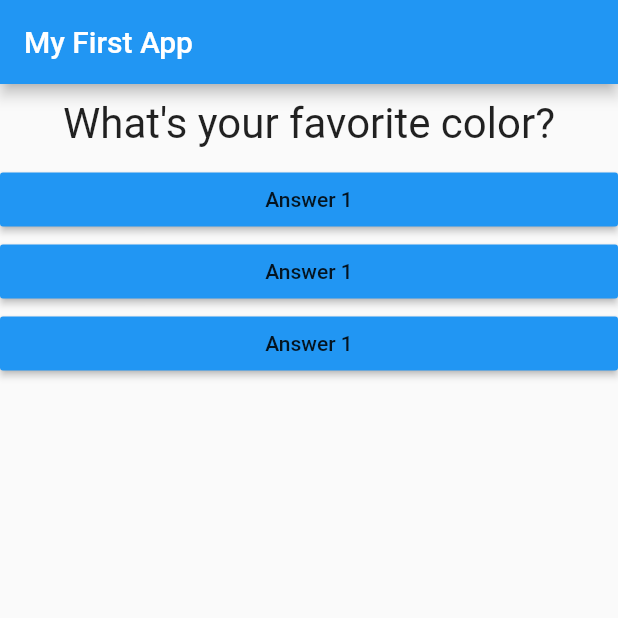
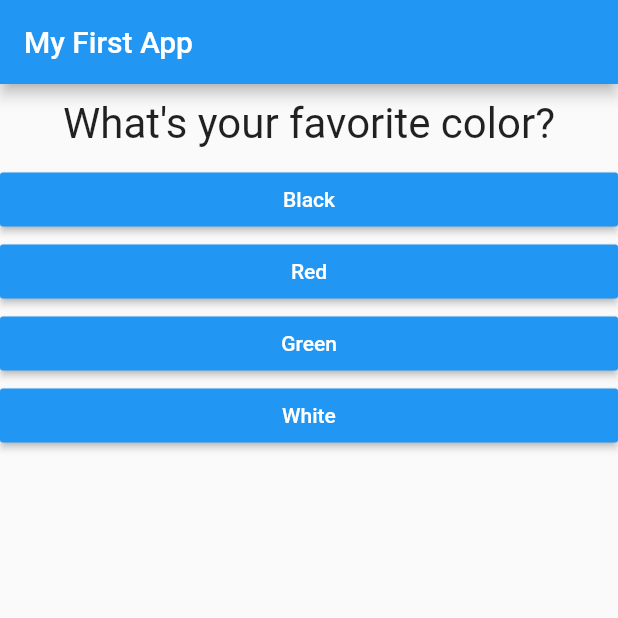
Before and after one commit to kotinos/quiz_app, a Flutter app: the screen it shows after launch, on a phone screen of 412 x 824 dp, the top half of it. Run offline on Flutter 3.47's test engine with Material 2 defaults, Android fonts, the phone set to English and light mode, and no system bars.

Commit message:
adding index conditionals and map for answers.

```diff
--- a/quiz_app/lib/answer.dart
+++ b/quiz_app/lib/answer.dart
@@ -2,17 +2,20 @@ import 'package:flutter/material.dart';
 
 class Answer extends StatelessWidget {
   final Function selectHandler;
+  final String answerText;
 
-  Answer(this.selectHandler);
+  Answer(this.selectHandler, this.answerText);
 
   @override
   Widget build(BuildContext context) {
     return Container(
-        width: double.infinity,
-        child: RaisedButton(
-          child: Text('Answer 1'),
-          color: Colors.blue,
-          onPressed: selectHandler,
-        ));
+      width: double.infinity,
+      child: RaisedButton(
+        color: Colors.blue,
+        textColor: Colors.white,
+        child: Text(answerText),
+        onPressed: selectHandler,
+      ),
+    );
   }
 }
--- a/quiz_app/lib/main.dart
+++ b/quiz_app/lib/main.dart
@@ -12,35 +12,48 @@ class MyApp extends StatefulWidget {
 }
 
 class _MyAppState extends State<MyApp> {
-  var questionIndex = 0;
+  var _questionIndex = 0;
+
+  final questions = const [
+    {
+      'questionText': 'What\'s your favorite color?',
+      'answers': ['Black', 'Red', 'Green', 'White'],
+    },
+    {
+      'questionText': 'What\'s is your favorite animal?',
+      'answers': ['Rabbit', 'Dog', 'Cat', 'Fish'],
+    }
+  ];
 
   void _answerQuestion() {
     setState(() {
-      questionIndex = questionIndex + 1;
+      _questionIndex = _questionIndex + 1;
     });
-    print(questionIndex);
+    if (_questionIndex < questions.length) {
+      print('There are more questions');
+    }
   }
 
   @override
   Widget build(BuildContext context) {
-    var questions = [
-      'What\'s your favorite color?',
-      'What\'s is your favorite animal?'
-    ];
-
     return MaterialApp(
       home: Scaffold(
         appBar: AppBar(
           title: Text('My First App'),
         ),
-        body: Column(
-          children: [
-            Question(questions[questionIndex]),
-            Answer(_answerQuestion),
-            Answer(_answerQuestion),
-            Answer(_answerQuestion),
-          ],
-        ),
+        body: _questionIndex < questions.length
+            ? Column(
+                children: [
+                  Question(
+                    questions[_questionIndex]['questionText'],
+                  ),
+                  ...(questions[_questionIndex]['answers'] as List<String>)
+                      .map((answer) {
+                    return Answer(_answerQuestion, answer);
+                  }).toList()
+                ],
+              )
+            : Center(child: Text('You did it!')),
       ),
     );
   }
```
